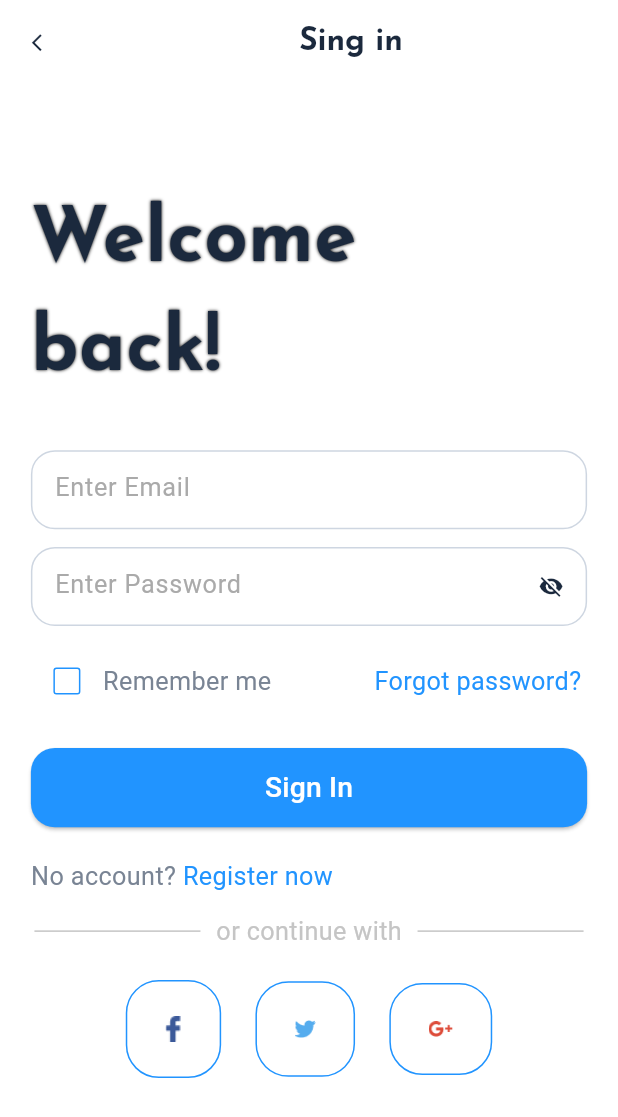
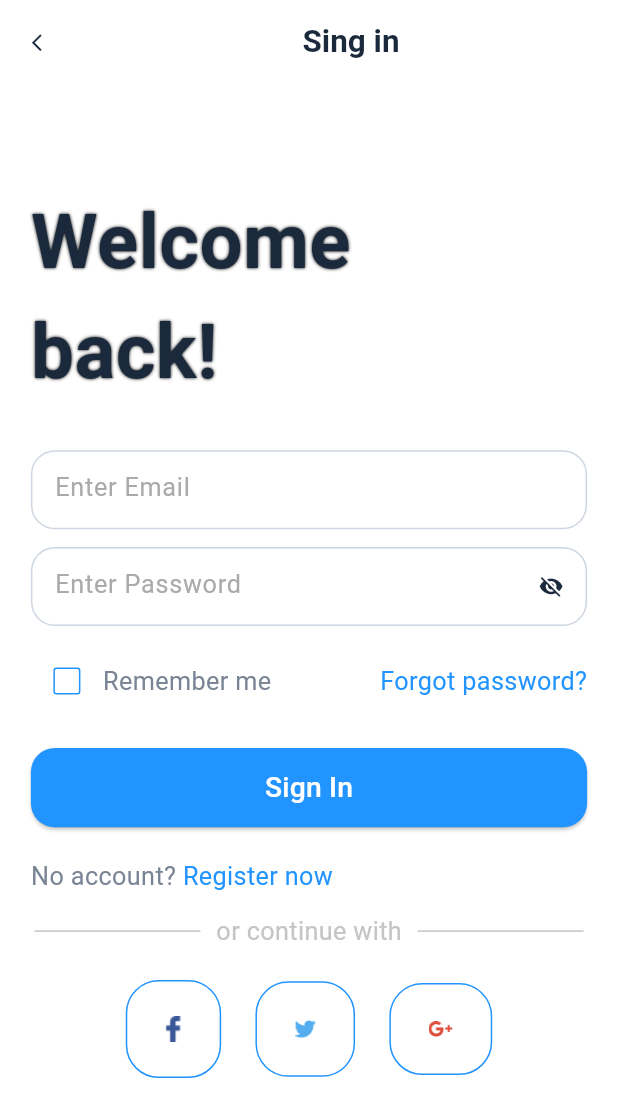
Before and after one commit to ChanukaHasaranga/easy_travel, a Flutter app: the singuppage screen opened directly, after a tap on "Sign In", on a phone screen of 412 x 824 dp. Shown: the top 1117 px of the screen. Run offline on Flutter 3.47's test engine with Material 3 defaults, Android fonts, the phone set to English and light mode, and no system bars; our stand-ins replace cloud_firestore, file_picker, firebase_auth, firebase_core, firebase_storage, percent_indicator; accounts and stored records are empty; network calls fail.

Commit message:
APK not building fix

```diff
--- a/lib/const/profilecontainer.dart
+++ b/lib/const/profilecontainer.dart
@@ -5,7 +5,6 @@ import 'package:firebase_auth/firebase_auth.dart';
 import 'package:flutter/cupertino.dart';
 import 'package:flutter/material.dart';
 import 'package:flutter/widgets.dart';
-import 'package:google_fonts/google_fonts.dart';
 
 class profilecontainer extends StatefulWidget {
 String txt;
@@ -59,7 +58,7 @@ class _profilecontainerState extends State<profilecontainer> {
                       children: [
                          Icon(widget.pic, size: width / 19.63, color: MyColors.remembercolour),
                          SizedBox(width: width / 30),
-                         Text(widget.txt,style: GoogleFonts.catamaran(fontSize: width / 24.54, color: MyColors.darkblue, fontWeight: FontWeight.w500),),
+                         Text(widget.txt,style:TextStyle(fontSize: width / 24.54, color: MyColors.darkblue, fontWeight: FontWeight.w500),),
                   ],
                ),
                   Expanded(
--- a/lib/loginpage.dart
+++ b/lib/loginpage.dart
@@ -8,7 +8,6 @@ import 'package:firebase_auth/firebase_auth.dart';
 import 'package:flutter/cupertino.dart';
 import 'package:flutter/material.dart';
 import 'package:flutter/widgets.dart';
-import 'package:google_fonts/google_fonts.dart';
 
 class loginpage extends StatefulWidget {
   const loginpage({super.key});
@@ -35,7 +34,7 @@ bool _isChecked=false;
            Navigator.of(context).pop();
          }, icon:Icon(Icons.arrow_back_ios,size:width/30,color: MyColors.darkblue,)),
          backgroundColor:MyColors.white,
-         title: Center(child: Text("Sing in",style:GoogleFonts.josefinSans(fontSize:width/19.65,color:MyColors.darkblue,fontWeight:FontWeight.bold),)),
+         title: Center(child: Text("Sing in",style:TextStyle(fontSize:width/19.65,color:MyColors.darkblue,fontWeight:FontWeight.bold),)),
       ),
       body: SingleChildScrollView(
        child: Padding(
@@ -45,7 +44,7 @@ bool _isChecked=false;
           children: [
               Padding(
                 padding:  EdgeInsets.only(top:height/12),
-                child: Text("Welcome\nback!",style: GoogleFonts.josefinSans(color: MyColors.darkblue,fontSize:width/8.1,fontWeight:FontWeight.bold,shadows:[Shadow(blurRadius:2,color:MyColors.black,offset: Offset.zero)]),),
+                child: Text("Welcome\nback!",style:TextStyle(color: MyColors.darkblue,fontSize:width/8.1,fontWeight:FontWeight.bold,shadows:[Shadow(blurRadius:2,color:MyColors.black,offset: Offset.zero)]),),
               ),
               Padding(
                 padding:  EdgeInsets.only(top: height/28),
@@ -100,7 +99,12 @@ bool _isChecked=false;
               ),
               Padding(
                 padding:  EdgeInsets.only(top: height/65),
+                child: Container(
+                  width: double.infinity,
                   child: Row(
+                    mainAxisAlignment: MainAxisAlignment.spaceBetween,
+                    children: [
+                      Row(
                         mainAxisAlignment: MainAxisAlignment.start,
                         children: [
                           Checkbox(
@@ -115,10 +119,13 @@ bool _isChecked=false;
                             }
                           ),
                           Text("Remember me",style: TextStyle(color: MyColors.remembercolour,fontSize:width/24.5),),
-                    SizedBox(width:width/6,),
+                        ],
+                      ),
                           GestureDetector(
-                      child: Text("Forgot password?",style: TextStyle(fontSize: width/24.5,color:MyColors.forgetpassword),))
+                            child: Text("Forgot password?",style: TextStyle(fontSize: width/24.5,color:MyColors.forgetpassword),)),
+
                     ],
+                  ),
                 ),
               ),
               Padding(
--- a/lib/profilepage.dart
+++ b/lib/profilepage.dart
@@ -5,7 +5,6 @@ import 'package:easy_travel/homepage.dart';
 import 'package:firebase_auth/firebase_auth.dart';
 import 'package:flutter/cupertino.dart';
 import 'package:flutter/material.dart';
-import 'package:google_fonts/google_fonts.dart';
 
 class profilepage extends StatefulWidget {
   String img;
@@ -99,7 +98,7 @@ class _profilepageState extends State<profilepage> {
                         Column(
                           crossAxisAlignment: CrossAxisAlignment.start,
                           children: [
-                            Text(userdataperson["name"],style: GoogleFonts.josefinSans(color: MyColors.darkblue,fontSize: width/16.3,fontWeight: FontWeight.bold),),
+                            Text(userdataperson["name"],style:TextStyle(color: MyColors.darkblue,fontSize: width/16.3,fontWeight: FontWeight.bold),),
                             Row(
                               children: [
                                 Text("{\$ - USD} ",style: TextStyle(color: MyColors.remembercolour,fontSize: width/24.5),),
--- a/lib/singuppage.dart
+++ b/lib/singuppage.dart
@@ -9,7 +9,6 @@ import 'package:firebase_auth/firebase_auth.dart';
 import 'package:flutter/cupertino.dart';
 import 'package:flutter/material.dart';
 import 'package:flutter/widgets.dart';
-import 'package:google_fonts/google_fonts.dart';
 
 class singuppage extends StatefulWidget {
   const singuppage({super.key});
@@ -38,7 +37,7 @@ bool _isChecked=false;
            Navigator.of(context).pop();
          }, icon:Icon(Icons.arrow_back_ios,size:width/30,color: MyColors.darkblue,)),
          backgroundColor:MyColors.white,
-         title: Center(child: Text("Sing up",style:GoogleFonts.josefinSans(fontSize:width/19.65,color:MyColors.darkblue,fontWeight:FontWeight.bold),)),
+         title: Center(child: Text("Sing up",style:TextStyle(fontSize:width/19.65,color:MyColors.darkblue,fontWeight:FontWeight.bold),)),
       ),
       body: SingleChildScrollView(
        child: Padding(
--- a/lib/splashscreen.dart
+++ b/lib/splashscreen.dart
@@ -40,7 +40,6 @@ if (user !=null && mounted) {
     double width=MediaQuery.of(context).size.width;
     print(width);
     return Scaffold(
-
             body:Stack(
               children:[ Container(
                 decoration: BoxDecoration(
--- a/pubspec.yaml
+++ b/pubspec.yaml
@@ -34,14 +34,13 @@ dependencies:
 
   # The following adds the Cupertino Icons font to your application.
   # Use with the CupertinoIcons class for iOS style icons.
-  cupertino_icons: ^1.0.6
+  cupertino_icons: ^1.0.8
   percent_indicator: ^4.2.3
   firebase_core: ^2.30.1
   firebase_storage: ^11.7.4
   cloud_firestore: ^4.17.2
   firebase_auth: ^4.19.4
-  image_picker: ^1.1.0
-  google_fonts: ^6.2.1
+  file_picker: ^8.0.3
 
 dev_dependencies:
   flutter_test:
```
Also changed, not shown: lib/const/profileedit.dart (+14 -10 lines), lib/homepage.dart (+1 -7 lines), pubspec.lock, 9 other files. Lines whose indentation alone changed are shown as unchanged.
